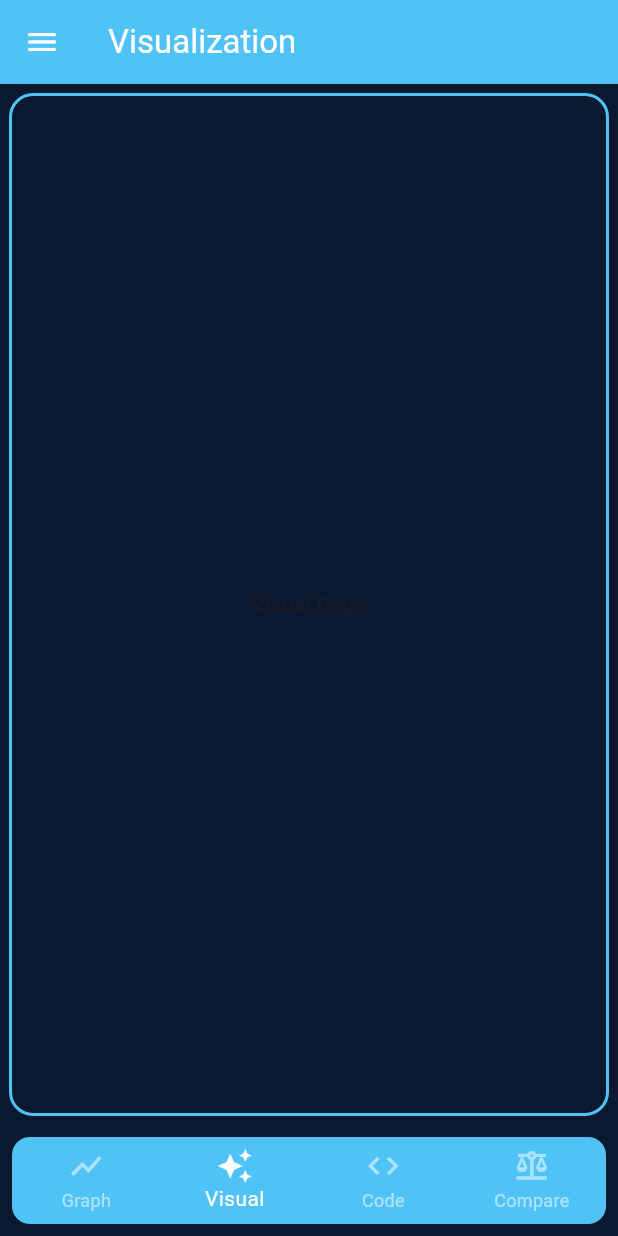
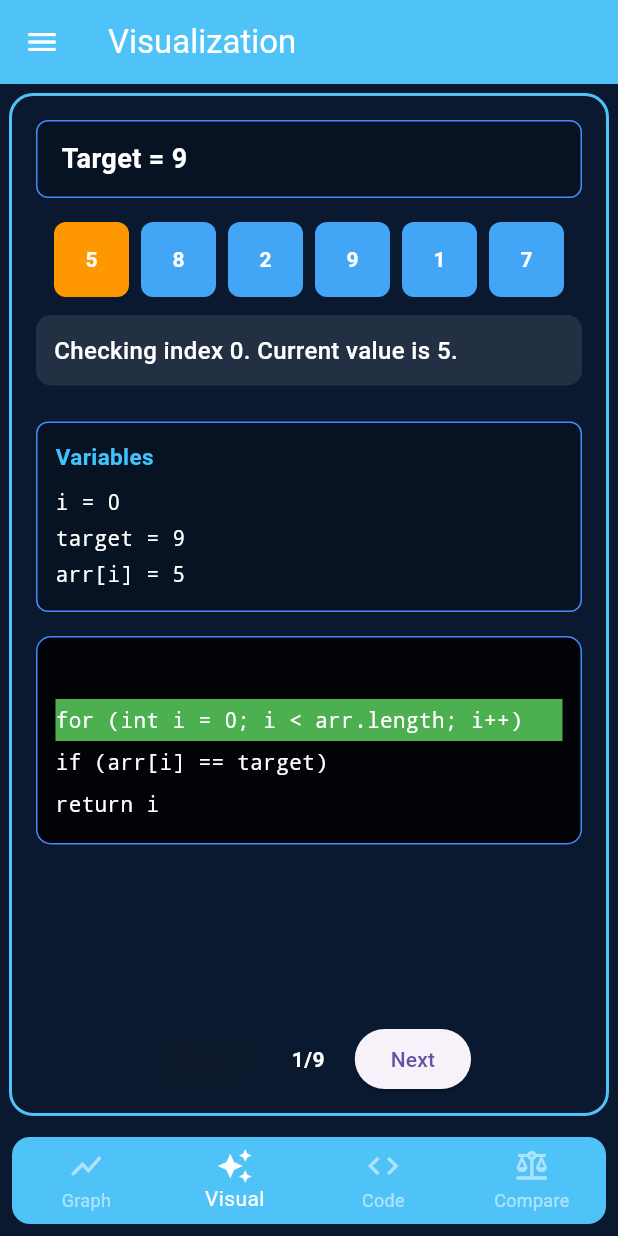
Before and after one commit to VishalV-phoenix/algorithm-playground, a Flutter app: the HomeScreen screen opened directly, item 2 of the bottom bar chosen, on a phone screen of 412 x 824 dp. Run offline on Flutter 3.47's test engine with Material 3 defaults, Android fonts, the phone set to English and light mode, and no system bars; our stand-ins replace fl_chart.

Commit message:
Add search algorithm visualizations

```diff
--- /dev/null
+++ b/lib/algorithms/binary_search_steps.dart
@@ -0,0 +1,112 @@
+import '../data/algorithm_step.dart';
+
+List<AlgorithmStep> generateBinarySearchSteps(List<int> array, int target) {
+  List<AlgorithmStep> steps = [];
+
+  int low = 0;
+  int high = array.length - 1;
+
+  while (low <= high) {
+    int mid = (low + high) ~/ 2;
+
+    // Step: calculating mid
+    steps.add(
+      AlgorithmStep(
+        array: List.from(array),
+        highlightedIndices: [mid],
+        activeLine: 1,
+        target: target,
+        variables: {
+          "low": "$low",
+          "high": "$high",
+          "mid": "$mid",
+
+          "target": "$target",
+          "arr[mid]": "${array[mid]}",
+        },
+        explanation: "Checking middle element at index $mid.",
+      ),
+    );
+
+    // Step: comparison
+    steps.add(
+      AlgorithmStep(
+        array: List.from(array),
+        highlightedIndices: [mid],
+        activeLine: 2,
+        target: target,
+        variables: {
+          "low": "$low",
+          "high": "$high",
+          "mid": "$mid",
+          "target": "$target",
+          "arr[mid]": "${array[mid]}",
+        },
+        explanation: "Comparing ${array[mid]} with target $target.",
+      ),
+    );
+
+    if (array[mid] == target) {
+      steps.add(
+        AlgorithmStep(
+          array: List.from(array),
+          highlightedIndices: [mid],
+          activeLine: 3,
+          target: target,
+          variables: {
+            "low": "$low",
+            "high": "$high",
+            "mid": "$mid",
+            "target": "$target",
+            "arr[mid]": "${array[mid]}",
+          },
+          explanation: "Target found at index $mid.",
+        ),
+      );
+
+      return steps;
+    }
+
+    if (array[mid] < target) {
+      steps.add(
+        AlgorithmStep(
+          array: List.from(array),
+          highlightedIndices: [mid],
+          activeLine: 4,
+          target: target,
+          variables: {
+            "low": "$low",
+            "high": "$high",
+            "mid": "$mid",
+            "target": "$target",
+          },
+          explanation:
+              "${array[mid]} is smaller than $target. Search right half.",
+        ),
+      );
+
+      low = mid + 1;
+    } else {
+      steps.add(
+        AlgorithmStep(
+          array: List.from(array),
+          highlightedIndices: [mid],
+          activeLine: 5,
+          target: target,
+          variables: {
+            "low": "$low",
+            "high": "$high",
+            "mid": "$mid",
+            "target": "$target",
+          },
+          explanation:
+              "${array[mid]} is larger than $target. Search left half.",
+        ),
+      );
+
+      high = mid - 1;
+    }
+  }
+
+  return steps;
+}
--- /dev/null
+++ b/lib/algorithms/linear_search_steps.dart
@@ -0,0 +1,64 @@
+import '../data/algorithm_step.dart';
+
+List<AlgorithmStep> generateLinearSearchSteps(
+  List<int> array,
+  int target,
+) {
+  List<AlgorithmStep> steps = [];
+
+  for (int i = 0; i < array.length; i++) {
+    // Checking current element
+    steps.add(
+      AlgorithmStep(
+        array: List.from(array),
+        highlightedIndices: [i],
+        activeLine: 1,
+        target: target,
+        variables: {
+          "i": "$i",
+          "target": "$target",
+          "arr[i]": "${array[i]}",
+        },
+        explanation:
+            "Checking index $i. Current value is ${array[i]}.",
+      ),
+    );
+
+    // Comparison line
+    steps.add(
+      AlgorithmStep(
+        array: List.from(array),
+        highlightedIndices: [i],
+        activeLine: 2,
+        target: target,
+        variables: {
+          "i": "$i",
+          "target": "$target",
+          "arr[i]": "${array[i]}",
+        },
+        explanation:
+            "Comparing ${array[i]} with target $target.",
+      ),
+    );
+
+    if (array[i] == target) {
+      steps.add(
+        AlgorithmStep(
+          array: List.from(array),
+          highlightedIndices: [i],
+          activeLine: 3,
+          target: target,
+          variables: {
+            "i": "$i",
+          },
+          explanation:
+              "Target found at index $i.",
+        ),
+      );
+
+      return steps;
+    }
+  }
+
+  return steps;
+}
--- /dev/null
+++ b/lib/data/algorithm_code.dart
@@ -0,0 +1,15 @@
+const linearSearchCode = [
+  "",
+  "for (int i = 0; i < arr.length; i++)",
+  "if (arr[i] == target)",
+  "return i",
+];
+
+const binarySearchCode = [
+  "",
+  "while (low <= high)",
+  "if (arr[mid] == target)",
+  "return mid",
+  "low = mid + 1",
+  "high = mid - 1",
+];
--- /dev/null
+++ b/lib/data/algorithm_step.dart
@@ -0,0 +1,28 @@
+// Represents ONE moment in the algorithm execution
+class AlgorithmStep {
+  // Current array state
+  final List<int> array;
+
+  // Which blocks should be highlighted
+  final List<int> highlightedIndices;
+
+  // Which line of code is active
+  final int activeLine;
+
+  final int target;
+
+  // Variable values to display
+  final Map<String, String> variables;
+
+  // Human-readable explanation
+  final String explanation;
+
+  const AlgorithmStep({
+    required this.array,
+    required this.highlightedIndices,
+    required this.activeLine,
+    required this.target,
+    required this.variables,
+    required this.explanation,
+  });
+}
--- /dev/null
+++ b/lib/data/algorithm_visual_config.dart
@@ -0,0 +1,37 @@
+import '../algorithms/binary_search_steps.dart';
+import '../algorithms/linear_search_steps.dart';
+import 'algorithm_code.dart';
+
+class AlgorithmVisualConfig {
+  final List<dynamic> steps;
+  final List<String> codeLines;
+
+  AlgorithmVisualConfig({
+    required this.steps,
+    required this.codeLines,
+  });
+}
+
+AlgorithmVisualConfig getVisualConfig(
+  String algorithm,
+) {
+  switch (algorithm) {
+    case "Binary Search":
+      return AlgorithmVisualConfig(
+        steps: generateBinarySearchSteps(
+          [1, 3, 5, 7, 9, 11, 13, 15],
+          11,
+        ),
+        codeLines: binarySearchCode,
+      );
+
+    default:
+      return AlgorithmVisualConfig(
+        steps: generateLinearSearchSteps(
+          [5, 8, 2, 9, 1, 7],
+          9,
+        ),
+        codeLines: linearSearchCode,
+      );
+  }
+}
--- /dev/null
+++ b/lib/data/app_state.dart
@@ -0,0 +1,3 @@
+import 'selected_algorithm.dart';
+
+final selectedAlgorithm = SelectedAlgorithm();
--- /dev/null
+++ b/lib/data/selected_algorithm.dart
@@ -0,0 +1,12 @@
+import 'package:flutter/foundation.dart';
+
+class SelectedAlgorithm extends ChangeNotifier {
+  String _algorithm = "Linear Search";
+
+  String get algorithm => _algorithm;
+
+  void setAlgorithm(String value) {
+    _algorithm = value;
+    notifyListeners();
+  }
+}
--- a/lib/pages/visual_page.dart
+++ b/lib/pages/visual_page.dart
@@ -1,12 +1,178 @@
 import 'package:flutter/material.dart';
+import '../algorithms/binary_search_steps.dart';
+import '../data/algorithm_code.dart';
+import '../algorithms/linear_search_steps.dart';
+import '../data/algorithm_step.dart';
+import '../widgets/array_visualization.dart';
+import '../widgets/code_view.dart';
+import '../widgets/variables_panel.dart';
+import '../data/algorithm.dart';
 
-class VisualPage extends StatelessWidget {
-  const VisualPage({super.key});
+class VisualPage extends StatefulWidget {
+  final Algorithm algorithm;
+
+  const VisualPage({super.key, required this.algorithm});
+
+  @override
+  State<VisualPage> createState() => _VisualPageState();
+}
+
+class _VisualPageState extends State<VisualPage> {
+  int currentStep = 0;
 
   @override
   Widget build(BuildContext context) {
-    return const Center(
-      child: Text("Visual Page"),
+    List<AlgorithmStep> steps;
+    List<String> codeLines;
+
+    if (widget.algorithm.name == "Binary Search") {
+      steps = generateBinarySearchSteps([1, 3, 5, 7, 9, 11, 13, 15], 11);
+
+      codeLines = binarySearchCode;
+    } else {
+      steps = generateLinearSearchSteps([5, 8, 2, 9, 1, 7], 9);
+
+      codeLines = linearSearchCode;
+    }
+
+    if (currentStep >= steps.length) {
+      currentStep = 0;
+    }
+
+    final step = steps[currentStep];
+
+    return Column(
+      children: [
+        Expanded(
+          child: SingleChildScrollView(
+            child: Padding(
+              padding: const EdgeInsets.all(16),
+              child: Column(
+                children: [
+                  // ===================================
+                  // TOP SECTION
+                  // Array Visualization
+                  // ===================================
+                  Column(
+                    crossAxisAlignment: CrossAxisAlignment.stretch,
+                    children: [
+                      // ==================================
+                      // TARGET DISPLAY
+                      // ==================================
+                      Container(
+                        padding: const EdgeInsets.symmetric(
+                          horizontal: 16,
+                          vertical: 12,
+                        ),
+                        margin: const EdgeInsets.only(bottom: 16),
+                        decoration: BoxDecoration(
+                          color: Colors.black26,
+                          borderRadius: BorderRadius.circular(8),
+                          border: Border.all(color: Colors.blueAccent),
+                        ),
+                        child: Text(
+                          "Target = ${step.variables['target']}",
+                          style: const TextStyle(
+                            color: Colors.white,
+                            fontSize: 18,
+                            fontWeight: FontWeight.bold,
+                          ),
+                        ),
+                      ),
+
+                      Center(
+                        child: ArrayVisualization(
+                          array: step.array,
+                          highlightedIndices: step.highlightedIndices,
+                        ),
+                      ),
+                    ],
+                  ),
+
+                  // ===================================
+                  // Explanation
+                  // ===================================
+                  Container(
+                    width: double.infinity,
+                    padding: const EdgeInsets.all(12),
+                    margin: const EdgeInsets.symmetric(vertical: 12),
+                    decoration: BoxDecoration(
+                      color: Colors.white10,
+                      borderRadius: BorderRadius.circular(10),
+                    ),
+                    child: Text(
+                      step.explanation,
+                      style: const TextStyle(
+                        color: Colors.white,
+                        fontSize: 16,
+                        fontWeight: FontWeight.w500,
+                      ),
+                    ),
+                  ),
+
+                  const SizedBox(height: 12),
+
+                  // ===================================
+                  // Variables
+                  // ===================================
+                  VariablesPanel(variables: step.variables),
+
+                  const SizedBox(height: 16),
+
+                  // ===================================
+                  // CODE SECTION
+                  // ===================================
+                  CodeView(activeLine: step.activeLine, codeLines: codeLines),
+
+                  const SizedBox(height: 16),
+                ],
+              ),
+            ),
+          ),
+        ),
+        Container(
+          padding: const EdgeInsets.all(12),
+          decoration: const BoxDecoration(color: Colors.transparent),
+          child: Row(
+            mainAxisAlignment: MainAxisAlignment.center,
+            children: [
+              ElevatedButton(
+                onPressed: currentStep > 0
+                    ? () {
+                        setState(() {
+                          currentStep--;
+                        });
+                      }
+                    : null,
+                child: const Text("Prev"),
+              ),
+
+              const SizedBox(width: 20),
+
+              Text(
+                "${currentStep + 1}/${steps.length}",
+                style: const TextStyle(
+                  color: Colors.white,
+                  fontWeight: FontWeight.bold,
+                ),
+              ),
+
+              const SizedBox(width: 20),
+
+              ElevatedButton(
+                onPressed: currentStep < steps.length - 1
+                    ? () {
+                        setState(() {
+                          currentStep++;
+                        });
+                      }
+                    : null,
+                child: const Text("Next"),
+              ),
+            ],
+          ),
+        ),
+      ],
     );
   }
 }
--- a/lib/screens/home_screen.dart
+++ b/lib/screens/home_screen.dart
@@ -127,11 +127,14 @@ class _HomeScreenState extends State<HomeScreen> {
           index: currentIndex,
           children: [
             GraphPage(
-              key: ValueKey(selectedAlgorithm.name),
+              key: ValueKey("graph_${selectedAlgorithm.name}"),
               algorithm: selectedAlgorithm,
             ),
 
-            const VisualPage(),
+            VisualPage(
+              key: ValueKey("visual_${selectedAlgorithm.name}"),
+              algorithm: selectedAlgorithm,
+            ),
 
             const CodePage(),
 
--- /dev/null
+++ b/lib/widgets/array_visualization.dart
@@ -0,0 +1,45 @@
+import 'package:flutter/material.dart';
+
+class ArrayVisualization extends StatelessWidget {
+  final List<int> array;
+  final List<int> highlightedIndices;
+
+  const ArrayVisualization({
+    super.key,
+    required this.array,
+    required this.highlightedIndices,
+  });
+
+  @override
+  Widget build(BuildContext context) {
+    return SingleChildScrollView(
+      scrollDirection: Axis.horizontal,
+      child: Row(
+        mainAxisAlignment: MainAxisAlignment.center,
+        children: List.generate(array.length, (index) {
+          bool highlighted = highlightedIndices.contains(index);
+
+          return Padding(
+            padding: const EdgeInsets.symmetric(horizontal: 4),
+            child: Container(
+              width: 50,
+              height: 50,
+              alignment: Alignment.center,
+              decoration: BoxDecoration(
+                color: highlighted ? Colors.orange : Colors.blue.shade400,
+                borderRadius: BorderRadius.circular(8),
+              ),
+              child: Text(
+                array[index].toString(),
+                style: const TextStyle(
+                  color: Colors.white,
+                  fontWeight: FontWeight.bold,
+                ),
+              ),
+            ),
+          );
+        }),
+      ),
+    );
+  }
+}
--- /dev/null
+++ b/lib/widgets/code_view.dart
@@ -0,0 +1,41 @@
+import 'package:flutter/material.dart';
+
+class CodeView extends StatelessWidget {
+  final int activeLine;
+  final List<String> codeLines;
+
+  const CodeView({
+    super.key,
+    required this.activeLine,
+    required this.codeLines,
+  });
+
+  @override
+  Widget build(BuildContext context) {
+    return Container(
+      padding: const EdgeInsets.all(12),
+      decoration: BoxDecoration(
+        color: Colors.black87,
+        borderRadius: BorderRadius.circular(10),
+        border: Border.all(color: Colors.blueAccent),
+      ),
+      child: Column(
+        crossAxisAlignment: CrossAxisAlignment.start,
+        children: List.generate(codeLines.length, (index) {
+          return Container(
+            width: double.infinity,
+            color: activeLine == index ? Colors.green : Colors.transparent,
+            padding: const EdgeInsets.symmetric(vertical: 4),
+            child: Text(
+              codeLines[index],
+              style: const TextStyle(
+                color: Colors.white,
+                fontFamily: 'monospace',
+              ),
+            ),
+          );
+        }),
+      ),
+    );
+  }
+}
--- /dev/null
+++ b/lib/widgets/variables_panel.dart
@@ -0,0 +1,49 @@
+import 'package:flutter/material.dart';
+
+class VariablesPanel extends StatelessWidget {
+  final Map<String, String> variables;
+
+  const VariablesPanel({super.key, required this.variables});
+
+  @override
+  Widget build(BuildContext context) {
+    return Container(
+      width: double.infinity,
+      padding: const EdgeInsets.all(12),
+      decoration: BoxDecoration(
+        color: Colors.black26,
+        borderRadius: BorderRadius.circular(8),
+        border: Border.all(color: Colors.blueAccent),
+      ),
+      child: Column(
+        crossAxisAlignment: CrossAxisAlignment.start,
+        children: [
+          const Text(
+            "Variables",
+            style: TextStyle(
+              color: Colors.lightBlueAccent,
+              fontWeight: FontWeight.bold,
+              fontSize: 15,
+            ),
+          ),
+
+          const SizedBox(height: 8),
+
+          ...variables.entries.map(
+            (entry) => Padding(
+              padding: const EdgeInsets.symmetric(vertical: 2),
+              child: Text(
+                "${entry.key} = ${entry.value}",
+                style: const TextStyle(
+                  color: Colors.white,
+                  fontFamily: "monospace",
+                  fontSize: 14,
+                ),
+              ),
+            ),
+          ),
+        ],
+      ),
+    );
+  }
+}
```
